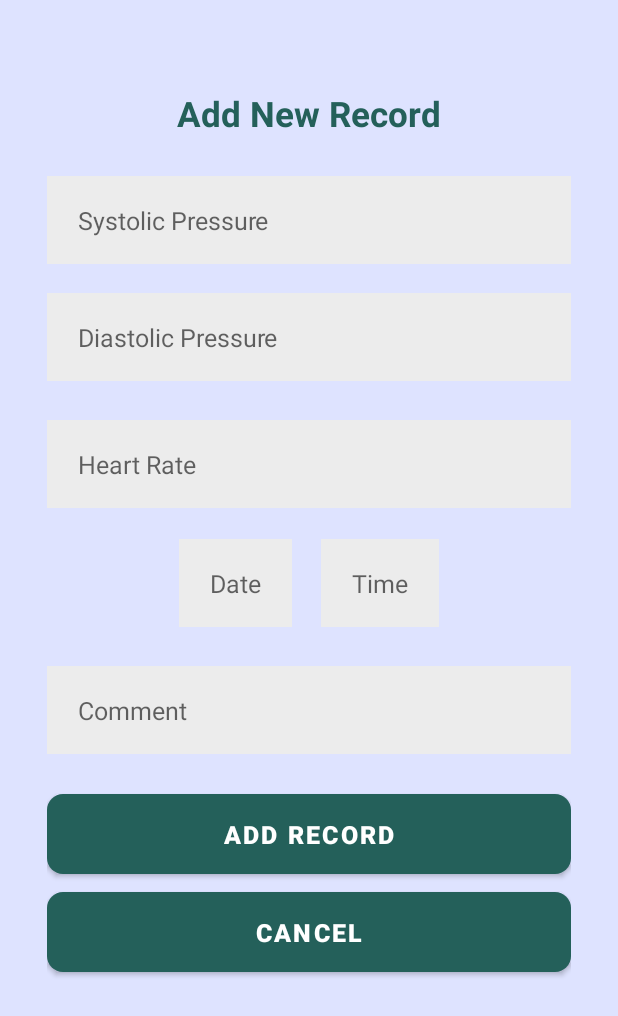
After one commit to Swaraj44/CardiacRecorder, an Android app: the RecordActivity screen opened directly, with no data from a screen before it, on a phone screen of 412 x 824 dp. The commit adds this screen. Shown: the top 1016 px of the screen. Run offline under Robolectric (Android 15) with nearby library versions, the phone set to English and light mode, and no system bars; our stand-ins replace sdp/ssp sizes.

Commit message:
design dashboard

```diff
--- a/app/src/main/AndroidManifest.xml
+++ b/app/src/main/AndroidManifest.xml
@@ -12,6 +12,9 @@
         android:supportsRtl="true"
         android:theme="@style/Theme.CardiacRecorder"
         tools:targetApi="31">
+        <activity
+            android:name=".RecordActivity"
+            android:exported="false" />
         <activity
             android:name=".Dash_Board"
             android:exported="false" />
--- /dev/null
+++ b/app/src/main/java/com/example/cardiacrecorder/RecordActivity.java
@@ -0,0 +1,14 @@
+package com.example.cardiacrecorder;
+
+import androidx.appcompat.app.AppCompatActivity;
+
+import android.os.Bundle;
+
+public class RecordActivity extends AppCompatActivity {
+
+    @Override
+    protected void onCreate(Bundle savedInstanceState) {
+        super.onCreate(savedInstanceState);
+        setContentView(R.layout.activity_record);
+    }
+}
--- /dev/null
+++ b/app/src/main/res/layout/activity_record.xml
@@ -0,0 +1,169 @@
+<?xml version="1.0" encoding="utf-8"?>
+<ScrollView xmlns:android="http://schemas.android.com/apk/res/android"
+    xmlns:app="http://schemas.android.com/apk/res-auto"
+    xmlns:tools="http://schemas.android.com/tools"
+    android:layout_width="match_parent"
+    android:layout_height="match_parent"
+    android:background="#DEE3FF"
+    android:clipToPadding="false"
+    android:overScrollMode="never"
+    android:padding="@dimen/_24sdp"
+    android:scrollbars="none"
+    tools:context=".RecordActivity">
+
+    <LinearLayout
+        android:layout_width="match_parent"
+        android:layout_height="wrap_content"
+        android:gravity="center"
+        android:orientation="vertical">
+
+        <TextView
+            android:layout_width="wrap_content"
+            android:layout_height="wrap_content"
+            android:layout_marginTop="@dimen/_22sdp"
+            android:text="@string/add_new_record"
+            android:textColor="@color/primary"
+            android:textSize="@dimen/_18ssp"
+            android:textStyle="bold"/>
+
+        <EditText
+            android:id="@+id/inputSystolic"
+            android:layout_width="match_parent"
+            android:layout_height="@dimen/_45sdp"
+            android:layout_marginTop="@dimen/_20sdp"
+            android:background="@color/input_background"
+            android:hint="@string/systolic_pressure"
+            android:imeOptions="actionNext"
+            android:importantForAutofill="no"
+            android:inputType="text"
+            android:paddingStart="@dimen/_16sdp"
+            android:paddingEnd="@dimen/_16sdp"
+            android:textColor="@color/primary_text"
+            android:textSize="@dimen/_13ssp"
+            />
+        <EditText
+            android:id="@+id/inputDiastolic"
+            android:layout_width="match_parent"
+            android:layout_height="@dimen/_45sdp"
+            android:layout_marginTop="@dimen/_15sdp"
+            android:background="@color/input_background"
+            android:hint="@string/diastolic_pressure"
+            android:imeOptions="actionNext"
+            android:importantForAutofill="no"
+            android:inputType="textEmailAddress"
+            android:paddingStart="@dimen/_16sdp"
+            android:paddingEnd="@dimen/_16sdp"
+            android:textColor="@color/primary_text"
+            android:textSize="@dimen/_13ssp"
+            />
+        <EditText
+            android:id="@+id/inputHeartRate"
+            android:layout_width="match_parent"
+            android:layout_height="@dimen/_45sdp"
+            android:layout_marginTop="@dimen/_20sdp"
+            android:background="@color/input_background"
+            android:hint="@string/heart_rate"
+            android:imeOptions="actionNext"
+            android:importantForAutofill="no"
+            android:inputType="phone"
+            android:paddingStart="@dimen/_16sdp"
+            android:paddingEnd="@dimen/_16sdp"
+            android:textColor="@color/primary_text"
+            android:textSize="@dimen/_13ssp"
+            />
+
+
+        <LinearLayout
+            android:layout_width="wrap_content"
+            android:layout_height="wrap_content"
+            android:layout_marginTop="@dimen/_16sdp"
+            android:orientation="horizontal"
+            >
+            <EditText
+                android:id="@+id/inputDate"
+                android:layout_width="match_parent"
+                android:layout_height="@dimen/_45sdp"
+                android:background="@color/input_background"
+                android:hint="@string/date"
+                android:paddingStart="@dimen/_16sdp"
+                android:paddingEnd="@dimen/_16sdp"
+                android:textColor="@color/primary_text"
+                android:textSize="@dimen/_13ssp"
+                />
+
+            <EditText
+                android:id="@+id/inputTime"
+                android:layout_width="match_parent"
+                android:layout_height="@dimen/_45sdp"
+                android:background="@color/input_background"
+                android:hint="@string/time"
+                android:layout_marginStart="@dimen/_15sdp"
+                android:paddingStart="@dimen/_16sdp"
+                android:paddingEnd="@dimen/_16sdp"
+                android:textColor="@color/primary_text"
+                android:textSize="@dimen/_13ssp" />
+
+
+        </LinearLayout>
+
+        <EditText
+            android:id="@+id/inputComment"
+            android:layout_width="match_parent"
+            android:layout_height="@dimen/_45sdp"
+            android:layout_marginTop="@dimen/_20sdp"
+            android:background="@color/input_background"
+            android:hint="@string/comment"
+            android:imeOptions="actionNext"
+            android:importantForAutofill="no"
+            android:inputType="phone"
+            android:paddingStart="@dimen/_16sdp"
+            android:paddingEnd="@dimen/_16sdp"
+            android:textColor="@color/primary_text"
+            android:textSize="@dimen/_13ssp"
+            />
+        <FrameLayout
+            android:layout_width="match_parent"
+            android:layout_height="wrap_content"
+            android:layout_marginTop="@dimen/_16sdp"
+            android:animateLayoutChanges="true">
+
+            <com.google.android.material.button.MaterialButton
+                android:id="@+id/buttonAddRecord"
+                android:layout_width="match_parent"
+                android:layout_height="@dimen/_50sdp"
+                android:text="@string/add_record"
+                android:textColor="@color/white"
+                android:textSize="@dimen/_13ssp"
+                android:textStyle="bold"
+                app:cornerRadius="@dimen/_8sdp"
+
+                />
+            <ProgressBar
+                android:id="@+id/progressBar"
+                android:layout_width="@dimen/_25sdp"
+                android:layout_height="@dimen/_25sdp"
+                android:layout_gravity="center"
+                android:visibility="invisible"/>
+
+
+        </FrameLayout>
+
+        <com.google.android.material.button.MaterialButton
+            android:id="@+id/buttonCancel"
+            android:layout_width="match_parent"
+            android:layout_height="@dimen/_50sdp"
+            android:text="@string/cancel"
+            android:textColor="@color/white"
+            android:textSize="@dimen/_13ssp"
+            android:textStyle="bold"
+            app:cornerRadius="@dimen/_8sdp"
+
+            />
+
+
+    </LinearLayout>
+
+
+
+
+</ScrollView>
--- a/app/src/main/res/values/strings.xml
+++ b/app/src/main/res/values/strings.xml
@@ -11,4 +11,13 @@
     <string name="phone_number">Phone number</string>
     <string name="welcome_back">Welcome Back</string>
     <string name="login_to_continue">Login to continue</string>
+    <string name="add_new_record">Add New Record</string>
+    <string name="add_record">Add Record</string>
+    <string name="cancel">cancel</string>
+    <string name="comment">Comment</string>
+    <string name="diastolic_pressure">Diastolic Pressure</string>
+    <string name="systolic_pressure">Systolic Pressure</string>
+    <string name="heart_rate">Heart Rate</string>
+    <string name="date">Date</string>
+    <string name="time">Time</string>
 </resources>
```
